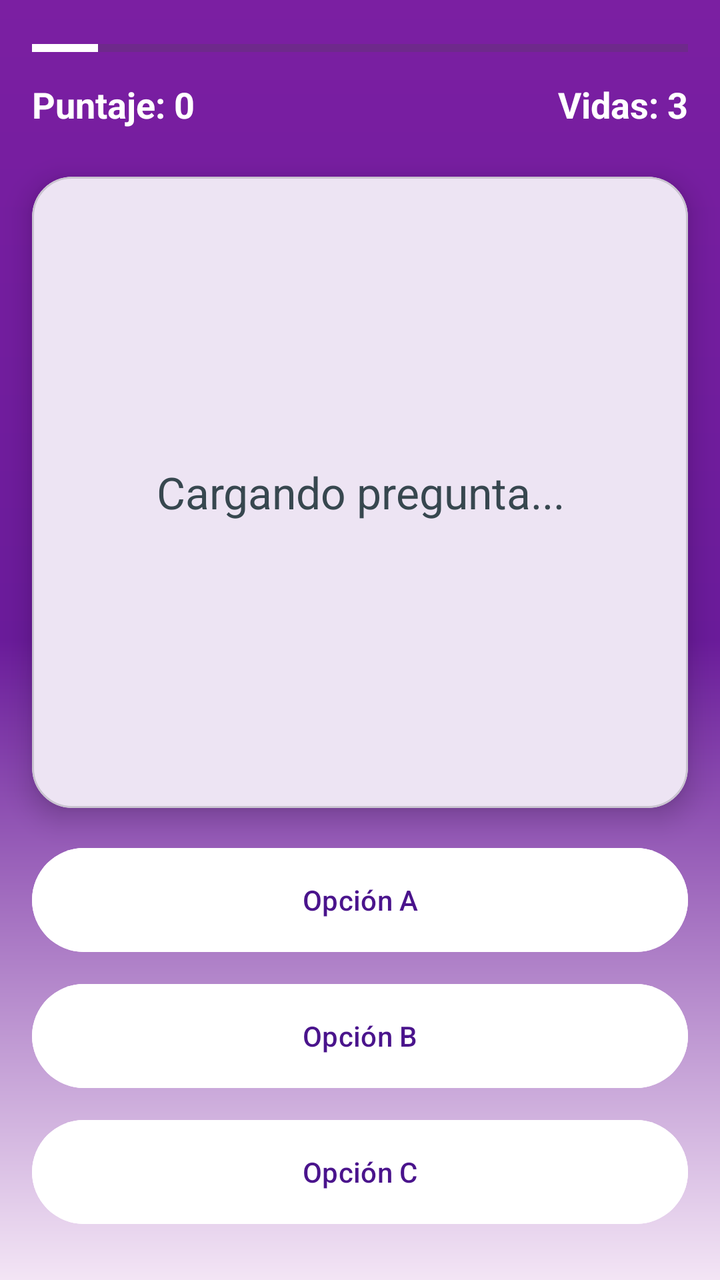
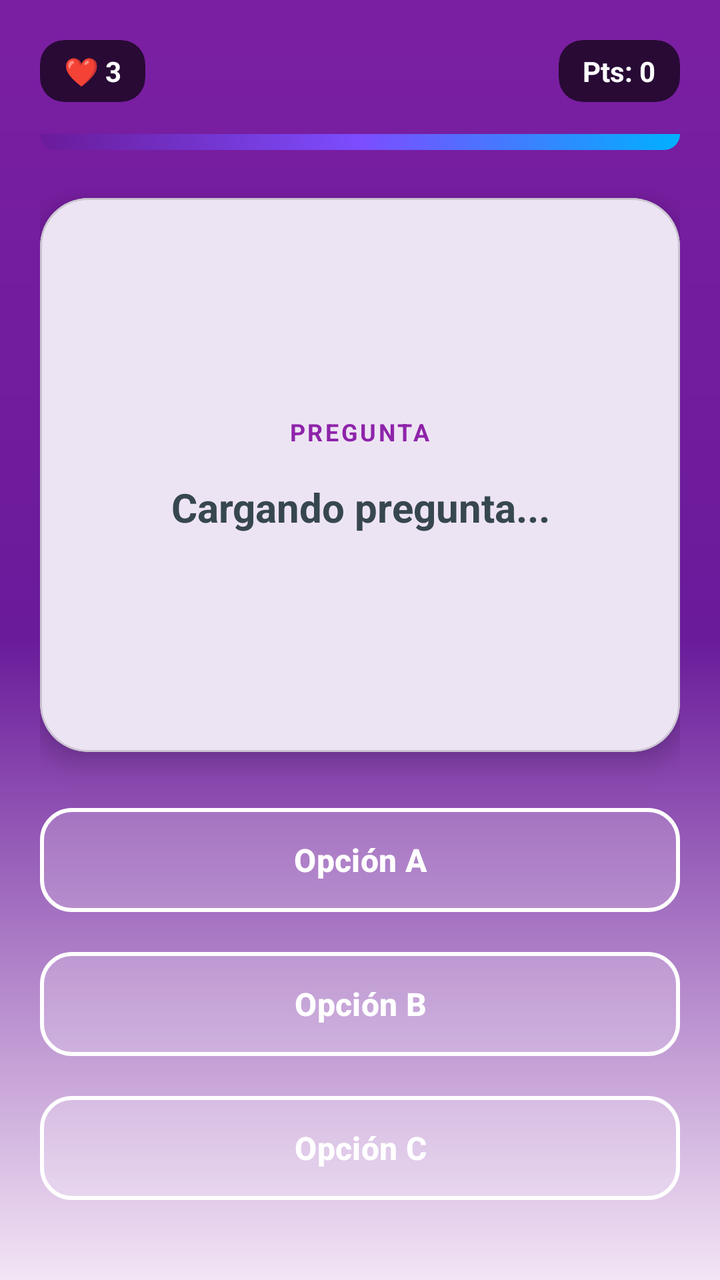

Two renders of the same Android screen: before a commit and after it. Below are the layout's source before the change and the commit's diff.
<!-- AndroidManifest.xml: activity theme Theme.ReglamentoUpp -->
<!-- res/layout/activity_quiz.xml -->
<?xml version="1.0" encoding="utf-8"?>
<androidx.constraintlayout.widget.ConstraintLayout xmlns:android="http://schemas.android.com/apk/res/android"
    xmlns:app="http://schemas.android.com/apk/res-auto"
    xmlns:tools="http://schemas.android.com/tools"
    android:layout_width="match_parent"
    android:layout_height="match_parent"
    android:background="@drawable/game_background"
    tools:context=".QuizActivity">

    <ProgressBar
        android:id="@+id/quizProgressBar"
        style="?android:attr/progressBarStyleHorizontal"
        android:layout_width="0dp"
        android:layout_height="wrap_content"
        android:layout_marginStart="16dp"
        android:layout_marginTop="16dp"
        android:layout_marginEnd="16dp"
        android:max="10"
        android:progress="1"
        android:progressTint="@color/white"
        app:layout_constraintEnd_toEndOf="parent"
        app:layout_constraintStart_toStartOf="parent"
        app:layout_constraintTop_toTopOf="parent" />

    <TextView
        android:id="@+id/tvQuizScore"
        android:layout_width="wrap_content"
        android:layout_height="wrap_content"
        android:layout_marginStart="16dp"
        android:layout_marginTop="8dp"
        android:text="Puntaje: 0"
        android:textColor="@color/white"
        android:textSize="18sp"
        android:textStyle="bold"
        app:layout_constraintStart_toStartOf="parent"
        app:layout_constraintTop_toBottomOf="@id/quizProgressBar" />

    <TextView
        android:id="@+id/tvQuizLives"
        android:layout_width="wrap_content"
        android:layout_height="wrap_content"
        android:layout_marginTop="8dp"
        android:layout_marginEnd="16dp"
        android:text="Vidas: 3"
        android:textColor="@color/white"
        android:textSize="18sp"
        android:textStyle="bold"
        app:layout_constraintEnd_toEndOf="parent"
        app:layout_constraintTop_toBottomOf="@id/quizProgressBar" />

    <com.google.android.material.card.MaterialCardView
        android:id="@+id/cardQuestion"
        android:layout_width="0dp"
        android:layout_height="0dp"
        android:layout_marginStart="16dp"
        android:layout_marginTop="24dp"
        android:layout_marginEnd="16dp"
        android:layout_marginBottom="16dp"
        app:cardCornerRadius="20dp"
        app:cardElevation="8dp"
        app:layout_constraintBottom_toTopOf="@+id/btnQuizOptionA"
        app:layout_constraintEnd_toEndOf="parent"
        app:layout_constraintStart_toStartOf="parent"
        app:layout_constraintTop_toBottomOf="@id/tvQuizScore">

        <TextView
            android:id="@+id/tvQuizQuestion"
            android:layout_width="match_parent"
            android:layout_height="wrap_content"
            android:layout_gravity="center"
            android:padding="24dp"
            android:text="Cargando pregunta..."
            android:textAlignment="center"
            android:textAppearance="@style/TextAppearance.Material3.TitleLarge"
            android:textColor="@color/text_primary" />

    </com.google.android.material.card.MaterialCardView>

    <com.google.android.material.button.MaterialButton
        android:id="@+id/btnQuizOptionA"
        android:layout_width="0dp"
        android:layout_height="60dp"
        android:layout_marginStart="16dp"
        android:layout_marginEnd="16dp"
        android:layout_marginBottom="8dp"
        android:backgroundTint="@color/white"
        android:text="Opción A"
        android:textColor="@color/upp_primary_dark"
        app:layout_constraintBottom_toTopOf="@+id/btnQuizOptionB"
        app:layout_constraintEnd_toEndOf="parent"
        app:layout_constraintStart_toStartOf="parent" />

    <com.google.android.material.button.MaterialButton
        android:id="@+id/btnQuizOptionB"
        android:layout_width="0dp"
        android:layout_height="60dp"
        android:layout_marginStart="16dp"
        android:layout_marginEnd="16dp"
        android:layout_marginBottom="8dp"
        android:backgroundTint="@color/white"
        android:text="Opción B"
        android:textColor="@color/upp_primary_dark"
        app:layout_constraintBottom_toTopOf="@+id/btnQuizOptionC"
        app:layout_constraintEnd_toEndOf="parent"
        app:layout_constraintStart_toStartOf="parent" />

    <com.google.android.material.button.MaterialButton
        android:id="@+id/btnQuizOptionC"
        android:layout_width="0dp"
        android:layout_height="60dp"
        android:layout_marginStart="16dp"
        android:layout_marginEnd="16dp"
        android:layout_marginBottom="24dp"
        android:backgroundTint="@color/white"
        android:text="Opción C"
        android:textColor="@color/upp_primary_dark"
        app:layout_constraintBottom_toBottomOf="parent"
        app:layout_constraintEnd_toEndOf="parent"
        app:layout_constraintStart_toStartOf="parent" />

</androidx.constraintlayout.widget.ConstraintLayout>
<!-- resources referenced by this layout -->
<resources>
  <color name="text_primary">#37474F</color>
  <color name="upp_primary_dark">#4A148C</color>
  <color name="white">#FFFFFF</color>
  <!-- drawable game_background (drawable) -->
  <?xml version="1.0" encoding="utf-8"?>
  <shape xmlns:android="http://schemas.android.com/apk/res/android">
      <gradient
          android:angle="270"
          android:startColor="@color/gradient_start"
          android:centerColor="@color/upp_primary"
          android:endColor="@color/app_bg"
          android:endY="0.7"
          android:type="linear" />
  </shape>
  <style name="Theme.ReglamentoUpp" parent="Base.Theme.ReglamentoUpp" />
  <color name="gradient_start">#7B1FA2</color>
  <color name="upp_primary">#6A1B9A</color>
  <color name="app_bg">#F3E5F5</color>
  <style name="Base.Theme.ReglamentoUpp" parent="Theme.Material3.DayNight.NoActionBar">
          <item name="colorPrimary">@color/upp_primary</item>
          <item name="colorPrimaryVariant">@color/upp_primary_dark</item>
          <item name="colorOnPrimary">@color/text_light</item>
  
          <item name="colorSecondary">@color/upp_secondary</item>
          <item name="colorOnSecondary">@color/text_light</item>
  
          <item name="android:statusBarColor">@color/upp_primary_dark</item>
          <item name="android:windowLightStatusBar">false</item> <item name="android:colorBackground">@color/app_bg</item>
          <item name="colorSurface">@color/surface_color</item>
      </style>
  <color name="text_light">#FFFFFF</color>
  <color name="upp_secondary">#8E24AA</color>
  <color name="surface_color">#FFFFFF</color>
</resources>

<!-- the commit's change to res/layout/activity_quiz.xml (unified diff, before → after) -->
@@ -1,121 +1,158 @@
 <?xml version="1.0" encoding="utf-8"?>
-<androidx.constraintlayout.widget.ConstraintLayout xmlns:android="http://schemas.android.com/apk/res/android"
+<androidx.constraintlayout.widget.ConstraintLayout
+    xmlns:android="http://schemas.android.com/apk/res/android"
     xmlns:app="http://schemas.android.com/apk/res-auto"
     xmlns:tools="http://schemas.android.com/tools"
     android:layout_width="match_parent"
     android:layout_height="match_parent"
     android:background="@drawable/game_background"
+    android:padding="20dp"
     tools:context=".QuizActivity">
+
+    <LinearLayout
+        android:id="@+id/topBar"
+        android:layout_width="match_parent"
+        android:layout_height="wrap_content"
+        android:orientation="horizontal"
+        android:gravity="center_vertical"
+        app:layout_constraintTop_toTopOf="parent">
+
+        <com.google.android.material.card.MaterialCardView
+            android:layout_width="wrap_content"
+            android:layout_height="wrap_content"
+            app:cardBackgroundColor="#AA000000"
+            app:cardCornerRadius="12dp"
+            app:strokeWidth="0dp">
+            <TextView
+                android:id="@+id/tvQuizLives"
+                android:layout_width="wrap_content"
+                android:layout_height="wrap_content"
+                android:text="❤️ 3"
+                android:textColor="@color/white"
+                android:textStyle="bold"
+                android:paddingHorizontal="12dp"
+                android:paddingVertical="6dp"/>
+        </com.google.android.material.card.MaterialCardView>
+
+        <View android:layout_width="0dp" android:layout_height="0dp" android:layout_weight="1"/>
+
+        <com.google.android.material.card.MaterialCardView
+            android:layout_width="wrap_content"
+            android:layout_height="wrap_content"
+            app:cardBackgroundColor="#AA000000"
+            app:cardCornerRadius="12dp"
+            app:strokeWidth="0dp">
+            <TextView
+                android:id="@+id/tvQuizScore"
+                android:layout_width="wrap_content"
+                android:layout_height="wrap_content"
+                android:text="Pts: 0"
+                android:textColor="@color/white"
+                android:textStyle="bold"
+                android:paddingHorizontal="12dp"
+                android:paddingVertical="6dp"/>
+        </com.google.android.material.card.MaterialCardView>
+    </LinearLayout>
 
     <ProgressBar
         android:id="@+id/quizProgressBar"
-        style="?android:attr/progressBarStyleHorizontal"
-        android:layout_width="0dp"
-        android:layout_height="wrap_content"
-        android:layout_marginStart="16dp"
+        style="@style/Widget.AppCompat.ProgressBar.Horizontal"
+        android:layout_width="match_parent"
+        android:layout_height="8dp"
         android:layout_marginTop="16dp"
-        android:layout_marginEnd="16dp"
+        android:progressDrawable="@drawable/gradient_header"
         android:max="10"
         android:progress="1"
-        android:progressTint="@color/white"
-        app:layout_constraintEnd_toEndOf="parent"
-        app:layout_constraintStart_toStartOf="parent"
-        app:layout_constraintTop_toTopOf="parent" />
-
-    <TextView
-        android:id="@+id/tvQuizScore"
-        android:layout_width="wrap_content"
-        android:layout_height="wrap_content"
-        android:layout_marginStart="16dp"
-        android:layout_marginTop="8dp"
-        android:text="Puntaje: 0"
-        android:textColor="@color/white"
-        android:textSize="18sp"
-        android:textStyle="bold"
-        app:layout_constraintStart_toStartOf="parent"
-        app:layout_constraintTop_toBottomOf="@id/quizProgressBar" />
-
-    <TextView
-        android:id="@+id/tvQuizLives"
-        android:layout_width="wrap_content"
-        android:layout_height="wrap_content"
-        android:layout_marginTop="8dp"
-        android:layout_marginEnd="16dp"
-        android:text="Vidas: 3"
-        android:textColor="@color/white"
-        android:textSize="18sp"
-        android:textStyle="bold"
-        app:layout_constraintEnd_toEndOf="parent"
-        app:layout_constraintTop_toBottomOf="@id/quizProgressBar" />
+        app:layout_constraintTop_toBottomOf="@id/topBar" />
 
     <com.google.android.material.card.MaterialCardView
         android:id="@+id/cardQuestion"
-        android:layout_width="0dp"
+        android:layout_width="match_parent"
         android:layout_height="0dp"
-        android:layout_marginStart="16dp"
         android:layout_marginTop="24dp"
-        android:layout_marginEnd="16dp"
-        android:layout_marginBottom="16dp"
-        app:cardCornerRadius="20dp"
+        android:layout_marginBottom="24dp"
+        app:cardCornerRadius="24dp"
         app:cardElevation="8dp"
-        app:layout_constraintBottom_toTopOf="@+id/btnQuizOptionA"
-        app:layout_constraintEnd_toEndOf="parent"
-        app:layout_constraintStart_toStartOf="parent"
-        app:layout_constraintTop_toBottomOf="@id/tvQuizScore">
+        app:cardBackgroundColor="@color/white"
+        app:layout_constraintTop_toBottomOf="@id/quizProgressBar"
+        app:layout_constraintBottom_toTopOf="@id/btnQuizOptionA">
 
-        <TextView
-            android:id="@+id/tvQuizQuestion"
+        <LinearLayout
             android:layout_width="match_parent"
-            android:layout_height="wrap_content"
-            android:layout_gravity="center"
-            android:padding="24dp"
-            android:text="Cargando pregunta..."
-            android:textAlignment="center"
-            android:textAppearance="@style/TextAppearance.Material3.TitleLarge"
-            android:textColor="@color/text_primary" />
+            android:layout_height="match_parent"
+            android:orientation="vertical"
+            android:gravity="center"
+            android:padding="24dp">
 
+            <TextView
+                android:layout_width="wrap_content"
+                android:layout_height="wrap_content"
+                android:text="PREGUNTA"
+                android:textColor="@color/upp_secondary"
+                android:letterSpacing="0.1"
+                android:textSize="12sp"
+                android:textStyle="bold"
+                android:layout_marginBottom="16dp"/>
+
+            <TextView
+                android:id="@+id/tvQuizQuestion"
+                android:layout_width="wrap_content"
+                android:layout_height="wrap_content"
+                android:text="Cargando pregunta..."
+                android:textAlignment="center"
+                android:textColor="@color/text_primary"
+                android:textSize="20sp"
+                android:textStyle="bold"
+                android:lineSpacingExtra="4dp"/>
+        </LinearLayout>
     </com.google.android.material.card.MaterialCardView>
 
     <com.google.android.material.button.MaterialButton
         android:id="@+id/btnQuizOptionA"
-        android:layout_width="0dp"
+        style="@style/Widget.Material3.Button.OutlinedButton"
+        android:layout_width="match_parent"
         android:layout_height="60dp"
-        android:layout_marginStart="16dp"
-        android:layout_marginEnd="16dp"
-        android:layout_marginBottom="8dp"
-        android:backgroundTint="@color/white"
         android:text="Opción A"
-        android:textColor="@color/upp_primary_dark"
-        app:layout_constraintBottom_toTopOf="@+id/btnQuizOptionB"
-        app:layout_constraintEnd_toEndOf="parent"
-        app:layout_constraintStart_toStartOf="parent" />
+        android:textSize="16sp"
+        android:textStyle="bold"
+        android:textColor="@color/white"
+        app:strokeColor="@color/white"
+        app:strokeWidth="2dp"
+        app:backgroundTint="#33FFFFFF"
+        app:cornerRadius="16dp"
+        android:layout_marginBottom="12dp"
+        app:layout_constraintBottom_toTopOf="@id/btnQuizOptionB"/>
 
     <com.google.android.material.button.MaterialButton
         android:id="@+id/btnQuizOptionB"
-        android:layout_width="0dp"
+        style="@style/Widget.Material3.Button.OutlinedButton"
+        android:layout_width="match_parent"
         android:layout_height="60dp"
-        android:layout_marginStart="16dp"
-        android:layout_marginEnd="16dp"
-        android:layout_marginBottom="8dp"
-        android:backgroundTint="@color/white"
         android:text="Opción B"
-        android:textColor="@color/upp_primary_dark"
-        app:layout_constraintBottom_toTopOf="@+id/btnQuizOptionC"
-        app:layout_constraintEnd_toEndOf="parent"
-        app:layout_constraintStart_toStartOf="parent" />
+        android:textSize="16sp"
+        android:textStyle="bold"
+        android:textColor="@color/white"
+        app:strokeColor="@color/white"
+        app:strokeWidth="2dp"
+        app:backgroundTint="#33FFFFFF"
+        app:cornerRadius="16dp"
+        android:layout_marginBottom="12dp"
+        app:layout_constraintBottom_toTopOf="@id/btnQuizOptionC"/>
 
     <com.google.android.material.button.MaterialButton
         android:id="@+id/btnQuizOptionC"
-        android:layout_width="0dp"
+        style="@style/Widget.Material3.Button.OutlinedButton"
+        android:layout_width="match_parent"
         android:layout_height="60dp"
-        android:layout_marginStart="16dp"
-        android:layout_marginEnd="16dp"
-        android:layout_marginBottom="24dp"
-        android:backgroundTint="@color/white"
         android:text="Opción C"
-        android:textColor="@color/upp_primary_dark"
-        app:layout_constraintBottom_toBottomOf="parent"
-        app:layout_constraintEnd_toEndOf="parent"
-        app:layout_constraintStart_toStartOf="parent" />
+        android:textSize="16sp"
+        android:textStyle="bold"
+        android:textColor="@color/white"
+        app:strokeColor="@color/white"
+        app:strokeWidth="2dp"
+        app:backgroundTint="#33FFFFFF"
+        app:cornerRadius="16dp"
+        android:layout_marginBottom="16dp"
+        app:layout_constraintBottom_toBottomOf="parent"/>
 
 </androidx.constraintlayout.widget.ConstraintLayout>
<!-- resource entries referenced after the edit -->
@@ -13,6 +13,17 @@
           android:endColor="@color/app_bg"
           android:endY="0.7"
           android:type="linear" />
+  </shape>
+  <!-- drawable gradient_header (drawable) -->
+  <?xml version="1.0" encoding="utf-8"?>
+  <shape xmlns:android="http://schemas.android.com/apk/res/android">
+      <gradient
+          android:angle="315"
+          android:startColor="@color/upp_primary"
+          android:centerColor="#7C4DFF"
+          android:endColor="#00B0FF"
+          android:type="linear" />
+      <corners android:bottomLeftRadius="32dp" android:bottomRightRadius="32dp"/>
   </shape>
   <style name="Theme.ReglamentoUpp" parent="Base.Theme.ReglamentoUpp" />
   <color name="gradient_start">#7B1FA2</color>
